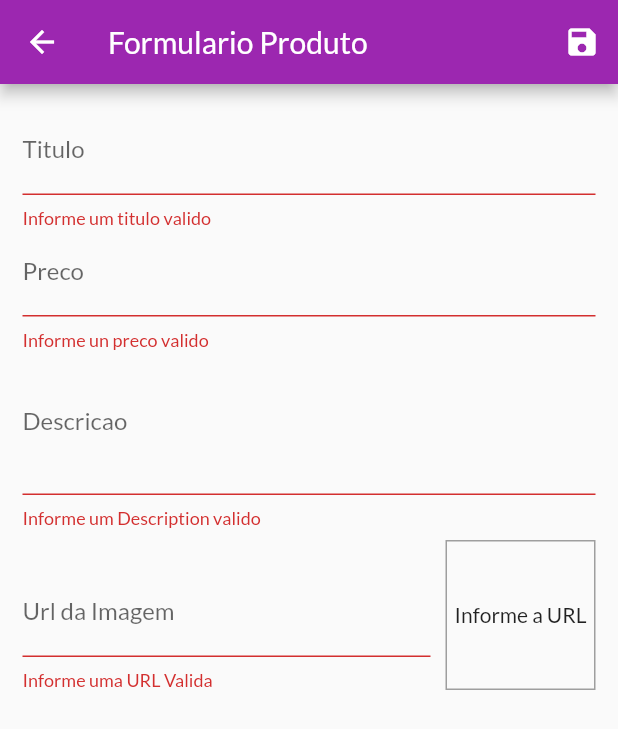
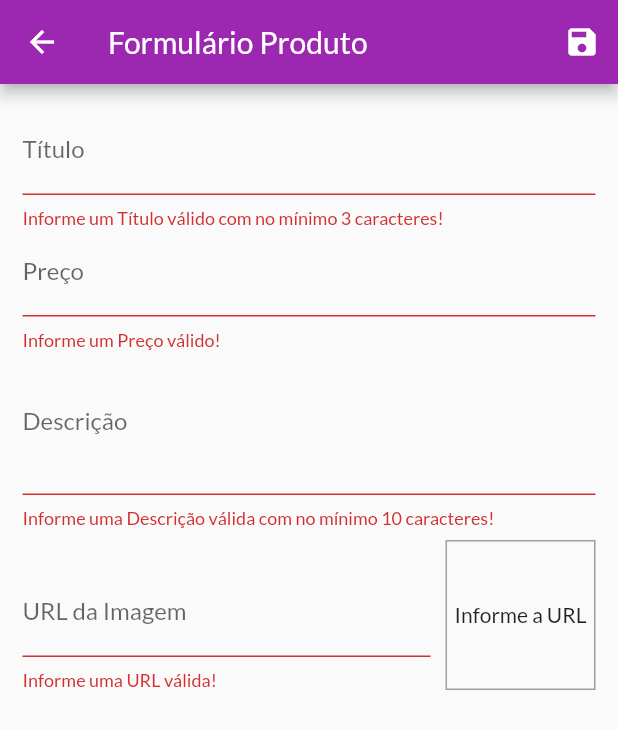
Before and after one commit to leopalmeiro/shopapp, a Flutter app: the ProductFormScreen screen opened by its route, after a tap on the "save" icon, on a phone screen of 412 x 824 dp. Shown: the top 729 px of the screen. Run offline on Flutter 3.47's test engine with Material 2 defaults, Android fonts, the phone set to English and light mode, and no system bars; network calls fail.

```diff
--- a/lib/views/product_form_screen.dart
+++ b/lib/views/product_form_screen.dart
@@ -1,9 +1,8 @@
-import 'dart:math';
-
 import 'package:flutter/material.dart';
 import 'package:provider/provider.dart';
-import 'package:shopapp/providers/product.dart';
-import 'package:shopapp/providers/products.dart';
+
+import '../providers/product.dart';
+import '../providers/products.dart';
 
 class ProductFormScreen extends StatefulWidget {
   @override
@@ -13,28 +12,32 @@ class ProductFormScreen extends StatefulWidget {
 class _ProductFormScreenState extends State<ProductFormScreen> {
   final _priceFocusNode = FocusNode();
   final _descriptionFocusNode = FocusNode();
-  final _imageFocusMode = FocusNode();
+  final _imageUrlFocusNode = FocusNode();
   final _imageUrlController = TextEditingController();
   final _form = GlobalKey<FormState>();
   final _formData = Map<String, Object>();
+  bool _isLoading = false;
 
   @override
   void initState() {
     super.initState();
-    _imageFocusMode.addListener(_updateImage);
+    _imageUrlFocusNode.addListener(_updateImage);
   }
 
   @override
   void didChangeDependencies() {
     super.didChangeDependencies();
+
     if (_formData.isEmpty) {
       final product = ModalRoute.of(context).settings.arguments as Product;
+
       if (product != null) {
         _formData['id'] = product.id;
         _formData['title'] = product.title;
-        _formData['description'] = product.title;
+        _formData['description'] = product.description;
         _formData['price'] = product.price;
         _formData['imageUrl'] = product.imageUrl;
+
         _imageUrlController.text = _formData['imageUrl'];
       } else {
         _formData['price'] = '';
@@ -43,18 +46,19 @@ class _ProductFormScreenState extends State<ProductFormScreen> {
   }
 
   void _updateImage() {
-    if (_isValidImageUrl(_imageUrlController.text)) {
+    if (isValidImageUrl(_imageUrlController.text)) {
       setState(() {});
     }
   }
 
-  bool _isValidImageUrl(String url) {
-    bool isValidProtocol = url.toLowerCase().startsWith("http://") ||
-        url.toLowerCase().startsWith("https://");
-    bool isValidImage = url.toLowerCase().endsWith(".png") ||
-        url.toLowerCase().endsWith(".jpg") ||
-        url.toLowerCase().endsWith(".jpeg");
-    return isValidProtocol && isValidImage;
+  bool isValidImageUrl(String url) {
+    bool startWithHttp = url.toLowerCase().startsWith('http://');
+    bool startWithHttps = url.toLowerCase().startsWith('https://');
+    bool endsWithPng = url.toLowerCase().endsWith('.png');
+    bool endsWithJpg = url.toLowerCase().endsWith('.jpg');
+    bool endsWithJpeg = url.toLowerCase().endsWith('.jpeg');
+    return (startWithHttp || startWithHttps) &&
+        (endsWithPng || endsWithJpg || endsWithJpeg);
   }
 
   @override
@@ -62,33 +66,101 @@ class _ProductFormScreenState extends State<ProductFormScreen> {
     super.dispose();
     _priceFocusNode.dispose();
     _descriptionFocusNode.dispose();
-    _imageFocusMode.removeListener(_updateImage);
-    _imageFocusMode.dispose();
+    _imageUrlFocusNode.removeListener(_updateImage);
+    _imageUrlFocusNode.dispose();
   }
 
-  void _saveForm() {
-    _form.currentState.validate();
+  //with async
+  Future<void> _saveForm() async {
+    var isValid = _form.currentState.validate();
+
+    if (!isValid) {
+      return;
+    }
+//with future
+/*   void _saveForm() {
+    var isValid = _form.currentState.validate();
+
+    if (!isValid) {
+      return;
+    } */
+
     _form.currentState.save();
-    final product = new Product(
-      id: _formData["id"],
+
+    final product = Product(
+      id: _formData['id'],
       title: _formData['title'],
       price: _formData['price'],
       description: _formData['description'],
       imageUrl: _formData['imageUrl'],
     );
+
+    setState(() {
+      _isLoading = true;
+    });
+    //with async
     final products = Provider.of<Products>(context, listen: false);
-    _formData['id'] == null
-        ? products.addProduct(product)
-        : products.updateProduct(product);
+    if (_formData['id'] == null) {
+      try {
+        await products.addProduct(product);
+        Navigator.of(context).pop();
+      } catch (e) {
+        await showDialog<Null>(
+          context: context,
+          builder: (ctx) => AlertDialog(
+            title: Text('Ocorreu un erro!'),
+            content: Text('Ocorreu um erro ao salvar o produto'),
+            actions: <Widget>[
+              FlatButton(
+                child: Text('Fechar'),
+                onPressed: () => Navigator.of(context).pop(),
+              ),
+            ],
+          ),
+        );
+      } finally {
+        setState(() {
+          _isLoading = false;
+        });
 
+      }
+    }
+  }
+
+//with future
+/*     final products = Provider.of<Products>(context, listen: false);
+    if (_formData['id'] == null) {
+      products.addProduct(product).catchError((er) {
+        return showDialog(
+          context: context,
+          builder: (ctx) => AlertDialog(
+            title: Text('Ocorreu un erro!'),
+            content: Text('Ocorreu um erro ao salvar o produto'),
+            actions: <Widget>[
+              FlatButton(
+                child: Text('OK'),
+                onPressed: () => Navigator.of(context).pop(),
+              ),
+            ],
+          ),
+        );
+      }).then((_) {
+        setState(() {
+          _isLoading = false;
+        });
+        Navigator.of(context).pop();
+      });
+    } else {
+      products.updateProduct(product);
       Navigator.of(context).pop();
     }
+  } */
 
   @override
   Widget build(BuildContext context) {
     return Scaffold(
       appBar: AppBar(
-        title: Text('Formulario Produto'),
+        title: Text('Formulário Produto'),
         actions: <Widget>[
           IconButton(
             icon: Icon(Icons.save),
@@ -98,7 +170,11 @@ class _ProductFormScreenState extends State<ProductFormScreen> {
           )
         ],
       ),
-      body: Padding(
+      body: _isLoading
+          ? Center(
+              child: CircularProgressIndicator(),
+            )
+          : Padding(
               padding: const EdgeInsets.all(15.0),
               child: Form(
                 key: _form,
@@ -106,48 +182,64 @@ class _ProductFormScreenState extends State<ProductFormScreen> {
                   children: <Widget>[
                     TextFormField(
                       initialValue: _formData['title'],
-                decoration: InputDecoration(labelText: 'Titulo'),
+                      decoration: InputDecoration(labelText: 'Título'),
                       textInputAction: TextInputAction.next,
                       onFieldSubmitted: (_) {
                         FocusScope.of(context).requestFocus(_priceFocusNode);
                       },
                       onSaved: (value) => _formData['title'] = value,
                       validator: (value) {
-                  if (value.trim().isEmpty) {
-                    return 'Informe um titulo valido';
+                        bool isEmpty = value.trim().isEmpty;
+                        bool isInvalid = value.trim().length < 3;
+
+                        if (isEmpty || isInvalid) {
+                          return 'Informe um Título válido com no mínimo 3 caracteres!';
                         }
+
                         return null;
                       },
                     ),
                     TextFormField(
-                initialValue:  _formData['price'].toString(),
-                decoration: InputDecoration(labelText: 'Preco'),
-                keyboardType: TextInputType.numberWithOptions(decimal: true),
+                      initialValue: _formData['price'].toString(),
+                      decoration: InputDecoration(labelText: 'Preço'),
                       textInputAction: TextInputAction.next,
                       focusNode: _priceFocusNode,
-                onFieldSubmitted: (_) =>
-                    FocusScope.of(context).requestFocus(_descriptionFocusNode),
-                onSaved: (value) => _formData['price'] = double.parse(value),
+                      keyboardType: TextInputType.numberWithOptions(
+                        decimal: true,
+                      ),
+                      onFieldSubmitted: (_) {
+                        FocusScope.of(context)
+                            .requestFocus(_descriptionFocusNode);
+                      },
+                      onSaved: (value) =>
+                          _formData['price'] = double.parse(value),
                       validator: (value) {
-                  if (value.trim().isEmpty ||
-                      value == null ||
-                      double.parse(value) <= 0) {
-                    return ('Informe un preco valido');
+                        bool isEmpty = value.trim().isEmpty;
+                        var newPrice = double.tryParse(value);
+                        bool isInvalid = newPrice == null || newPrice <= 0;
+
+                        if (isEmpty || isInvalid) {
+                          return 'Informe um Preço válido!';
                         }
+
                         return null;
                       },
                     ),
                     TextFormField(
                       initialValue: _formData['description'],
-                decoration: InputDecoration(labelText: 'Descricao'),
+                      decoration: InputDecoration(labelText: 'Descrição'),
                       maxLines: 3,
                       keyboardType: TextInputType.multiline,
                       focusNode: _descriptionFocusNode,
                       onSaved: (value) => _formData['description'] = value,
                       validator: (value) {
-                  if (value.isEmpty) {
-                    return "Informe um Description valido";
+                        bool isEmpty = value.trim().isEmpty;
+                        bool isInvalid = value.trim().length < 10;
+
+                        if (isEmpty || isInvalid) {
+                          return 'Informe uma Descrição válida com no mínimo 10 caracteres!';
                         }
+
                         return null;
                       },
                     ),
@@ -156,20 +248,24 @@ class _ProductFormScreenState extends State<ProductFormScreen> {
                       children: <Widget>[
                         Expanded(
                           child: TextFormField(
-                      decoration: InputDecoration(labelText: "Url da Imagem"),
+                            decoration:
+                                InputDecoration(labelText: 'URL da Imagem'),
                             keyboardType: TextInputType.url,
                             textInputAction: TextInputAction.done,
-                      focusNode: _imageFocusMode,
+                            focusNode: _imageUrlFocusNode,
                             controller: _imageUrlController,
                             onFieldSubmitted: (_) {
                               _saveForm();
                             },
                             onSaved: (value) => _formData['imageUrl'] = value,
                             validator: (value) {
-                        if (value.toLowerCase().trim().isEmpty ||
-                            !_isValidImageUrl(value)) {
-                          return "Informe uma URL Valida";
+                              bool isEmpty = value.trim().isEmpty;
+                              bool isInvalid = !isValidImageUrl(value);
+
+                              if (isEmpty || isInvalid) {
+                                return 'Informe uma URL válida!';
                               }
+
                               return null;
                             },
                           ),
@@ -177,7 +273,10 @@ class _ProductFormScreenState extends State<ProductFormScreen> {
                         Container(
                           height: 100,
                           width: 100,
-                    margin: EdgeInsets.only(top: 8, left: 10),
+                          margin: EdgeInsets.only(
+                            top: 8,
+                            left: 10,
+                          ),
                           decoration: BoxDecoration(
                             border: Border.all(
                               color: Colors.grey,
@@ -187,13 +286,13 @@ class _ProductFormScreenState extends State<ProductFormScreen> {
                           alignment: Alignment.center,
                           child: _imageUrlController.text.isEmpty
                               ? Text('Informe a URL')
-                        : FittedBox(
-                            child: Image.network(_imageUrlController.text),
+                              : Image.network(
+                                  _imageUrlController.text,
                                   fit: BoxFit.cover,
                                 ),
-                  )
+                        ),
                       ],
-              )
+                    ),
                   ],
                 ),
               ),
--- a/pubspec.yaml
+++ b/pubspec.yaml
@@ -25,6 +25,7 @@ dependencies:
     sdk: flutter
   provider: ^4.0.5
   intl: ^0.16.1
+  http: ^0.12.1
 
 
   # The following adds the Cupertino Icons font to your application.
```
Also changed, not shown: lib/providers/products.dart (+77 -10 lines), lib/views/products_overview_screen.dart (+18 -1 lines), lib/views/products_screen.dart (+8 -1 lines), pubspec.lock. Lines whose indentation alone changed are shown as unchanged.
